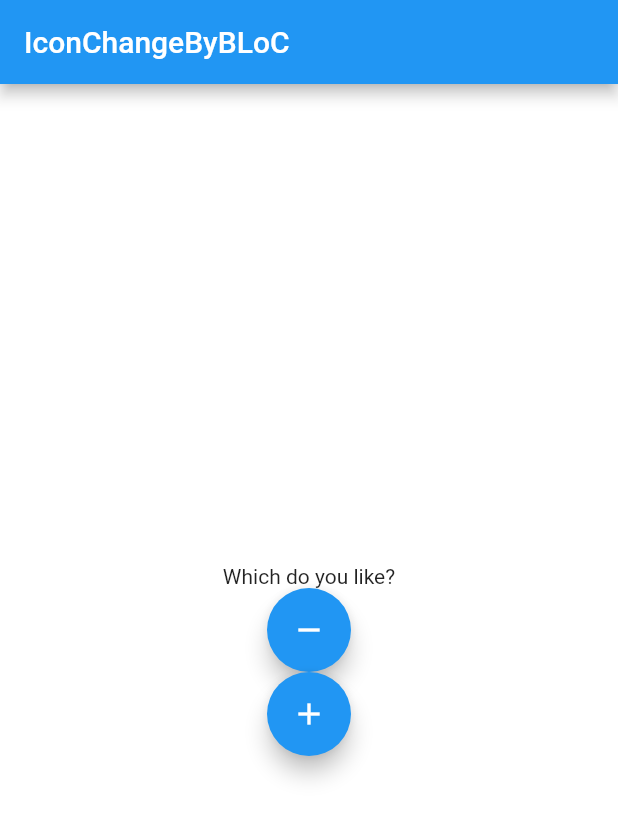
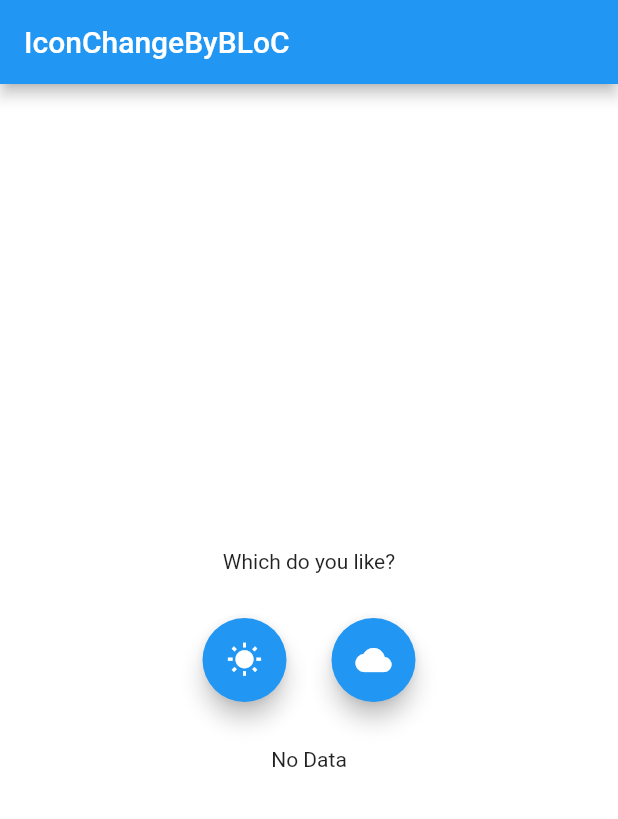
Before and after one commit to ottomossei/my-dart-lang-learning, a Flutter app: the screen it shows after launch, after a tap on "IconChangeByBLoC", on a phone screen of 412 x 824 dp. Shown: the top 819 px of the screen. Run offline on Flutter 3.47's test engine with Material 2 defaults, Android fonts, the phone set to English and light mode, and no system bars; our stand-ins replace bloc, flutter_bloc.

Commit message:
Implement Sunny and Cloud

```diff
--- a/flutter_project/helloworld/lib/bloc_training/bloc.dart
+++ b/flutter_project/helloworld/lib/bloc_training/bloc.dart
@@ -1,20 +1,10 @@
-import 'dart:async';
-
 import 'package:bloc/bloc.dart';
 import 'package:helloworld/bloc_training/event.dart';
+import 'package:helloworld/bloc_training/state.dart';
 
-import 'state.dart';
-
-class IconBloc extends Bloc<IconEvent, IconState> {
-  IconBloc() : super(IconInitial(0));
-
-  Stream<IconState> mapEventToState(
-    IconEvent event,
-  ) async* {
-    if (event is SunnyEvent) {
-      yield IconInitial(state.icon + 1);
-    } else if (event is RainyEvent) {
-      yield IconInitial(state.icon - 1);
-    }
+class IconBloc extends Bloc<TapIconEvent, AnswerState> {
+  IconBloc() : super(AnswerInit()) {
+    on<TapSunnyEvent>(((event, emit) => emit(AnswerChange("Sunny"))));
+    on<TapCloudEvent>(((event, emit) => emit(AnswerChange("Cloud"))));
   }
 }
--- a/flutter_project/helloworld/lib/bloc_training/event.dart
+++ b/flutter_project/helloworld/lib/bloc_training/event.dart
@@ -1,5 +1,5 @@
-abstract class IconEvent {}
+abstract class TapIconEvent {}
 
-class SunnyEvent extends IconEvent {}
+class TapSunnyEvent extends TapIconEvent {}
 
-class RainyEvent extends IconEvent {}
+class TapCloudEvent extends TapIconEvent {}
--- a/flutter_project/helloworld/lib/bloc_training/main.dart
+++ b/flutter_project/helloworld/lib/bloc_training/main.dart
@@ -15,17 +15,17 @@ class MyPageIconChangeApp extends StatelessWidget {
 
   @override
   Widget build(BuildContext context) {
-    return BlocProvider(
-        create: (context) => IconBloc(),
-        child: MaterialApp(
+    return MaterialApp(
       home: Scaffold(
           appBar: AppBar(
             title: const Text('IconChangeByBLoC'),
           ),
           backgroundColor: Colors.white,
-            body: const IconPage(),
-          ),
-        ));
+          body: BlocProvider(
+            create: (context) => IconBloc(),
+            child: const IconPage(),
+          )),
+    );
   }
 }
 
@@ -34,26 +34,37 @@ class IconPage extends StatelessWidget {
 
   @override
   Widget build(BuildContext context) {
-    final iconBloc = context.watch<IconBloc>();
     return Center(
-        child: BlocBuilder<IconBloc, IconState>(builder: (context, state) {
-      return Column(
+        child: Column(
       mainAxisAlignment: MainAxisAlignment.center,
       children: [
         const Text("Which do you like?"),
+        const SizedBox(height: 30),
+        Row(
+          mainAxisAlignment: MainAxisAlignment.center,
+          children: [
             FloatingActionButton(
-            onPressed: () => iconBloc.add(SunnyEvent()),
-            tooltip: 'Decrement',
-            child: const Icon(Icons.remove),
+              heroTag:
+                  "hero1", // unique tag to distinguish FloatingActionButton
+              onPressed: () => context.read<IconBloc>().add(TapSunnyEvent()),
+              tooltip: 'Sunny',
+              child: const Icon(Icons.wb_sunny),
             ),
-          const SizedBox(width: 10),
+            const SizedBox(width: 30),
             FloatingActionButton(
-            onPressed: () => iconBloc.add(RainyEvent()),
-            tooltip: 'Increment',
-            child: const Icon(Icons.add),
+              heroTag:
+                  "hero2", // unique tag to distinguish FloatingActionButton
+              onPressed: () => context.read<IconBloc>().add(TapCloudEvent()),
+              tooltip: 'Cloud',
+              child: const Icon(Icons.cloud),
             ),
           ],
-      );
-    }));
+        ),
+        const SizedBox(height: 30),
+        BlocBuilder<IconBloc, AnswerState>(builder: (context, state) {
+          return Text(state.answer);
+        })
+      ],
+    ));
   }
 }
--- a/flutter_project/helloworld/lib/bloc_training/state.dart
+++ b/flutter_project/helloworld/lib/bloc_training/state.dart
@@ -1,8 +1,12 @@
-abstract class IconState {
-  final int icon;
-  const IconState(this.icon);
+abstract class AnswerState {
+  final String answer;
+  const AnswerState(this.answer);
 }
 
-class IconInitial extends IconState {
-  IconInitial(int icon) : super(icon);
+class AnswerInit extends AnswerState {
+  AnswerInit() : super("No Data");
 }
+
+class AnswerChange extends AnswerState {
+  AnswerChange(String answer) : super(answer);
+}
```
Lines whose indentation alone changed are shown as unchanged.
